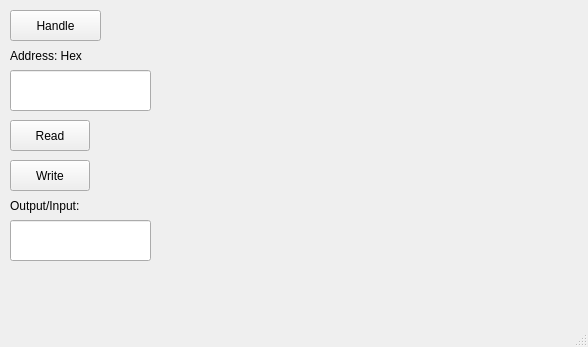
The window that mainwindow.ui (LeoCalculus/EasyReverse) describes before a commit, drawn with Qt 5.
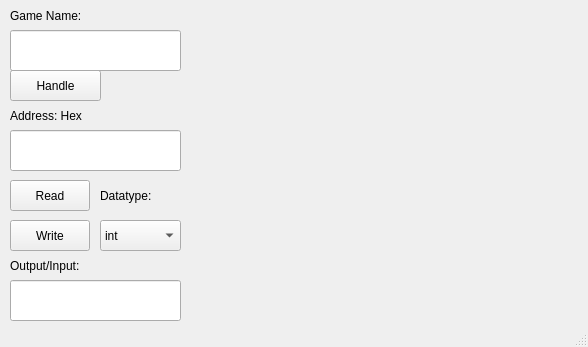
The same window after the commit.

Patch:
```diff
--- a/mainwindow.ui
+++ b/mainwindow.ui
@@ -18,7 +18,7 @@
     <property name="geometry">
      <rect>
       <x>10</x>
-      <y>10</y>
+      <y>70</y>
       <width>91</width>
       <height>31</height>
      </rect>
@@ -31,8 +31,8 @@
     <property name="geometry">
      <rect>
       <x>10</x>
-      <y>70</y>
-      <width>141</width>
+      <y>130</y>
+      <width>171</width>
       <height>41</height>
      </rect>
     </property>
@@ -41,7 +41,7 @@
     <property name="geometry">
      <rect>
       <x>10</x>
-      <y>40</y>
+      <y>100</y>
       <width>91</width>
       <height>31</height>
      </rect>
@@ -54,7 +54,7 @@
     <property name="geometry">
      <rect>
       <x>10</x>
-      <y>120</y>
+      <y>180</y>
       <width>80</width>
       <height>31</height>
      </rect>
@@ -67,7 +67,7 @@
     <property name="geometry">
      <rect>
       <x>10</x>
-      <y>160</y>
+      <y>220</y>
       <width>80</width>
       <height>31</height>
      </rect>
@@ -80,8 +80,8 @@
     <property name="geometry">
      <rect>
       <x>10</x>
-      <y>220</y>
-      <width>141</width>
+      <y>280</y>
+      <width>171</width>
       <height>41</height>
      </rect>
     </property>
@@ -90,7 +90,7 @@
     <property name="geometry">
      <rect>
       <x>10</x>
-      <y>190</y>
+      <y>250</y>
       <width>91</width>
       <height>31</height>
      </rect>
@@ -99,6 +99,72 @@
      <string>Output/Input:</string>
     </property>
    </widget>
+   <widget class="QComboBox" name="boxDataType">
+    <property name="geometry">
+     <rect>
+      <x>100</x>
+      <y>220</y>
+      <width>81</width>
+      <height>31</height>
+     </rect>
+    </property>
+    <item>
+     <property name="text">
+      <string>int</string>
+     </property>
+    </item>
+    <item>
+     <property name="text">
+      <string>float</string>
+     </property>
+    </item>
+    <item>
+     <property name="text">
+      <string>double</string>
+     </property>
+    </item>
+    <item>
+     <property name="text">
+      <string>pointer</string>
+     </property>
+    </item>
+   </widget>
+   <widget class="QLabel" name="txtShowAddress_2">
+    <property name="geometry">
+     <rect>
+      <x>100</x>
+      <y>180</y>
+      <width>81</width>
+      <height>31</height>
+     </rect>
+    </property>
+    <property name="text">
+     <string>Datatype:</string>
+    </property>
+   </widget>
+   <widget class="QLabel" name="txtShowAddress_3">
+    <property name="geometry">
+     <rect>
+      <x>10</x>
+      <y>0</y>
+      <width>91</width>
+      <height>31</height>
+     </rect>
+    </property>
+    <property name="text">
+     <string>Game Name:</string>
+    </property>
+   </widget>
+   <widget class="QLineEdit" name="txtGameName">
+    <property name="geometry">
+     <rect>
+      <x>10</x>
+      <y>30</y>
+      <width>171</width>
+      <height>41</height>
+     </rect>
+    </property>
+   </widget>
   </widget>
   <widget class="QStatusBar" name="statusbar"/>
  </widget>
```
